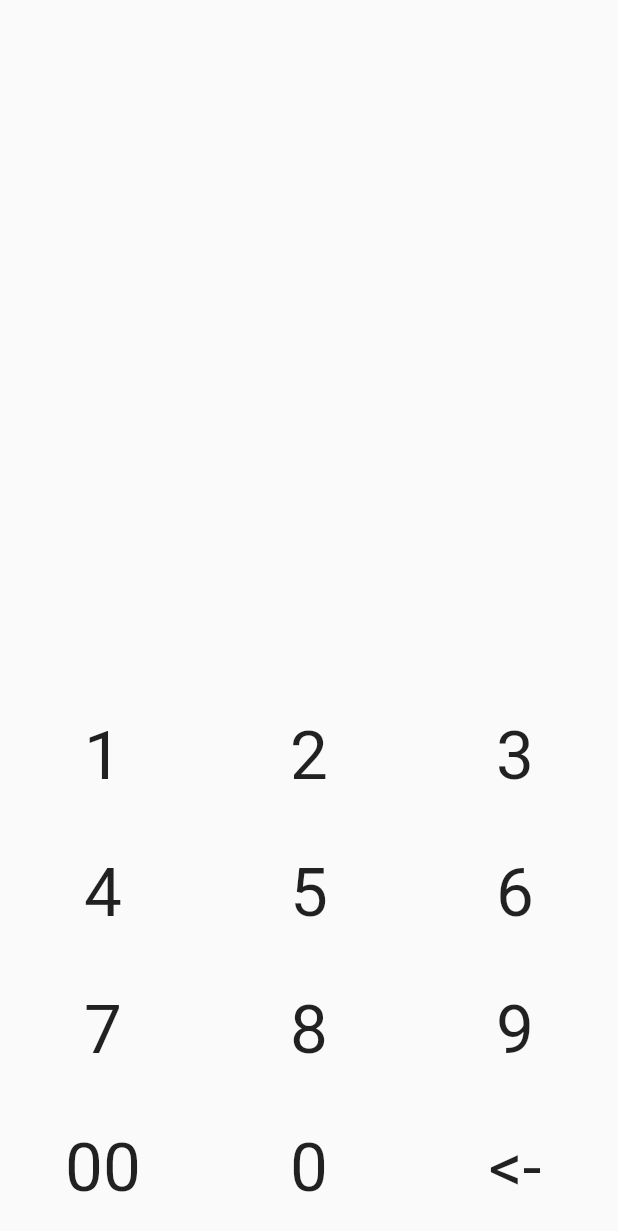
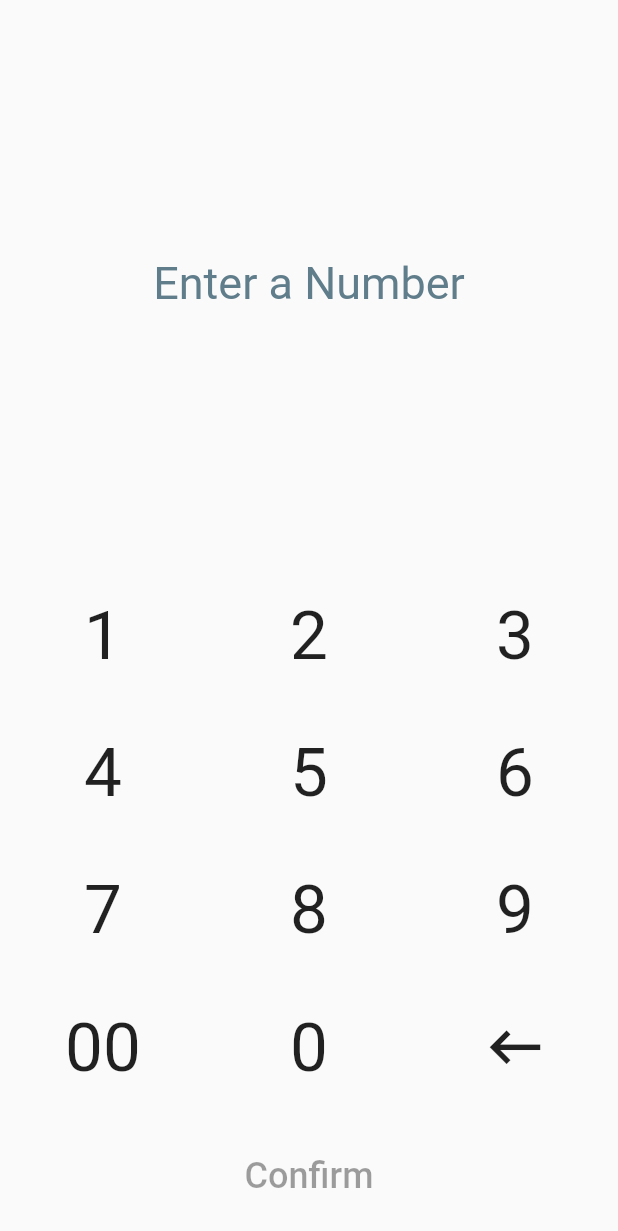
Before and after one commit to Imnmania/Flutter-Minimal-Numpad, a Flutter app: the screen it shows after launch, on a phone screen of 412 x 824 dp. Shown: the top 1231 px of the screen. Run offline on Flutter 3.47's test engine with Material 2 defaults, Android fonts, the phone set to English and light mode, and no system bars.

Commit message:
complete numpad with functions

```diff
--- a/lib/CustomKeyboard/custom_keyboard.dart
+++ b/lib/CustomKeyboard/custom_keyboard.dart
@@ -7,22 +7,12 @@ class CustomKeyboard extends StatefulWidget {
 }
 
 class _CustomKeyboardState extends State<CustomKeyboard> {
-  final keys = [
-    ['1', '2', '3'],
-    ['4', '5', '6'],
-    ['7', '8', '9'],
-    ['00', '0', '<-'],
-  ];
-  @override
-  Widget build(BuildContext context) {
-    return Scaffold(
-      // appBar: AppBar(
-      //   title: Text('Custom Keyboard'),
-      // ),
-      body: SafeArea(
-        child: Column(
-          mainAxisAlignment: MainAxisAlignment.end,
-          children: keys
+  //
+  List<List<dynamic>> keys;
+  String amount;
+
+  renderKeyboard() {
+    return keys
         .map(
           (x) => Row(
             children: x.map(
@@ -33,6 +23,11 @@ class _CustomKeyboardState extends State<CustomKeyboard> {
                     value: y,
                     onTap: (val) {
                       print(val);
+                      if (val is Widget) {
+                        onBackSpacePress();
+                      } else {
+                        onKeyTap(val);
+                      }
                     },
                   ),
                 );
@@ -40,9 +35,111 @@ class _CustomKeyboardState extends State<CustomKeyboard> {
             ).toList(),
           ),
         )
-              .toList(),
+        .toList();
+  }
+
+  renderAmount() {
+    String display = 'Enter a Number';
+    TextStyle style = TextStyle(
+      fontSize: 30,
+      color: Colors.blueGrey,
+    );
+
+    if (this.amount.length > 0) {
+      display = amount;
+
+      // NumberFormat f = NumberFormat('#,###');
+
+      // display = f.format(int.parse(amount));
+
+      style = style.copyWith(
+        color: Colors.black,
+        fontWeight: FontWeight.bold,
+      );
+    }
+
+    return Expanded(
+      child: Center(
+        child: Text(
+          display,
+          style: style,
         ),
       ),
     );
   }
+
+  renderConfirmButton() {
+    return Container(
+      padding: const EdgeInsets.symmetric(horizontal: 10),
+      margin: EdgeInsets.symmetric(vertical: 10),
+      child: Row(
+        children: [
+          Expanded(
+            child: FlatButton(
+              height: 40,
+              onPressed: amount.length > 0
+                  ? () {
+                      print(amount);
                     }
+                  : null,
+              color: Colors.cyan,
+              child: Padding(
+                padding: const EdgeInsets.symmetric(vertical: 16),
+                child: Text(
+                  'Confirm',
+                  style: TextStyle(fontSize: 24),
+                ),
+              ),
+            ),
+          ),
+        ],
+      ),
+    );
+  }
+
+  onKeyTap(val) {
+    setState(() {
+      amount = amount + val;
+    });
+  }
+
+  onBackSpacePress() {
+    if (amount.length == 0) {
+      return;
+    }
+
+    setState(() {
+      amount = amount.substring(0, amount.length - 1);
+    });
+  }
+
+  @override
+  void initState() {
+    super.initState();
+    //
+    keys = [
+      ['1', '2', '3'],
+      ['4', '5', '6'],
+      ['7', '8', '9'],
+      ['00', '0', Icon(Icons.keyboard_backspace, size: 45)],
+    ];
+
+    amount = '';
+  }
+
+  @override
+  Widget build(BuildContext context) {
+    return Scaffold(
+      // appBar: AppBar(
+      //   title: Text('Custom Keyboard'),
+      // ),
+      body: SafeArea(
+        child: Column(mainAxisAlignment: MainAxisAlignment.end, children: [
+          renderAmount(),
+          ...renderKeyboard(),
+          renderConfirmButton(),
+        ]),
+      ),
+    );
+  }
+}
--- a/lib/CustomKeyboard/keyboard_key.dart
+++ b/lib/CustomKeyboard/keyboard_key.dart
@@ -1,7 +1,7 @@
 import 'package:flutter/material.dart';
 
 class KeyboardKey extends StatefulWidget {
-  final String label;
+  final dynamic label;
   final dynamic value;
   final ValueSetter<dynamic> onTap;
 
@@ -15,6 +15,20 @@ class KeyboardKey extends StatefulWidget {
 }
 
 class _KeyboardKeyState extends State<KeyboardKey> {
+  renderLabel() {
+    if (widget.label is Widget) {
+      return widget.label;
+    }
+
+    return Text(
+      widget.label,
+      style: TextStyle(
+        fontSize: 45.0,
+        fontWeight: FontWeight.normal,
+      ),
+    );
+  }
+
   @override
   Widget build(BuildContext context) {
     return InkWell(
@@ -25,13 +39,7 @@ class _KeyboardKeyState extends State<KeyboardKey> {
         aspectRatio: 1.5,
         child: Container(
           child: Center(
-            child: Text(
-              widget.label,
-              style: TextStyle(
-                fontSize: 45.0,
-                fontWeight: FontWeight.normal,
-              ),
-            ),
+            child: renderLabel(),
           ),
         ),
       ),
--- a/pubspec.yaml
+++ b/pubspec.yaml
@@ -23,6 +23,7 @@ environment:
 dependencies:
   flutter:
     sdk: flutter
+  intl: ^0.16.1
 
 
   # The following adds the Cupertino Icons font to your application.
```
Also changed, not shown: pubspec.lock. Lines whose indentation alone changed are shown as unchanged.
